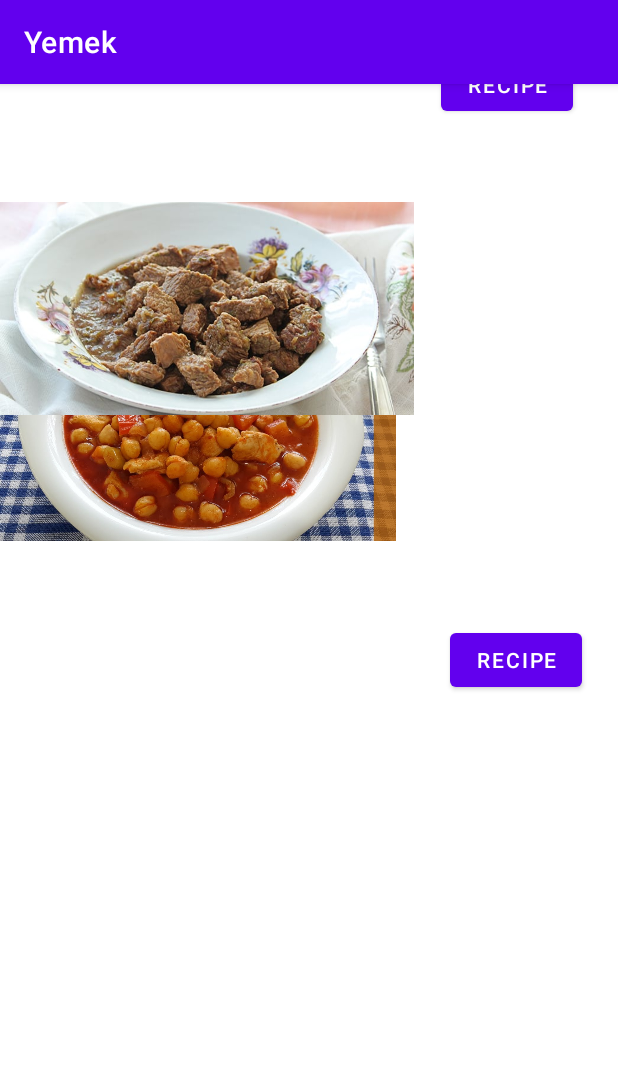
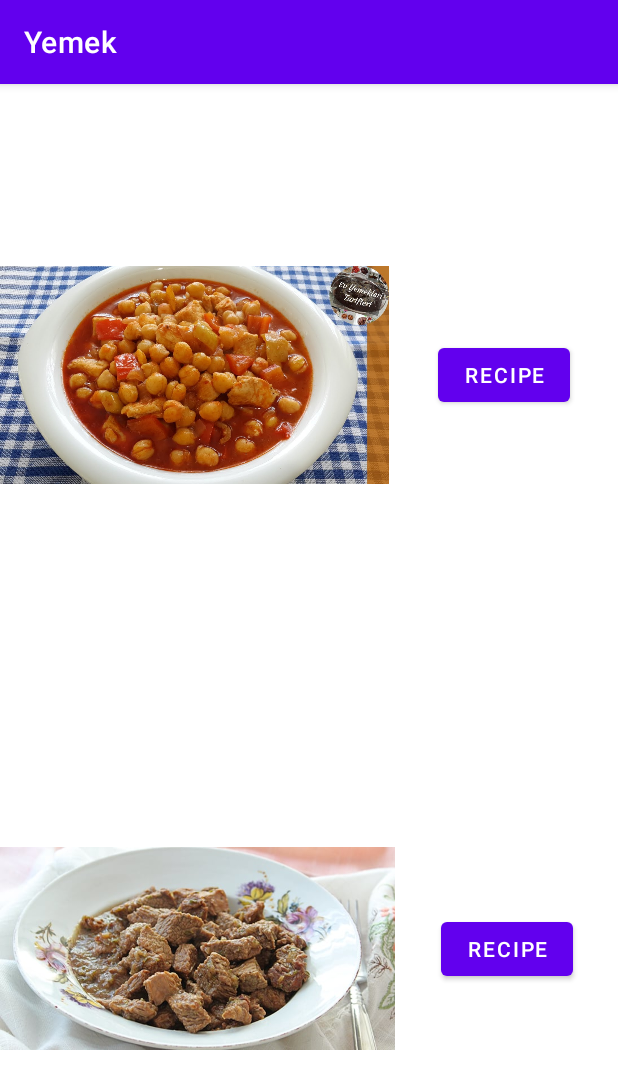
Before and after one commit to mesutkarabiyik/RecipeIvedik, an Android app: the HomemadeRecipes screen opened directly, with no data from a screen before it, on a phone screen of 412 x 824 dp. Shown: the top 1089 px of the screen. Run offline under Robolectric (Android 15) with nearby library versions, the phone set to English and light mode, and no system bars.

Commit message:
Last Commit

```diff
--- a/app/src/main/res/layout/activity_homemade_recipes.xml
+++ b/app/src/main/res/layout/activity_homemade_recipes.xml
@@ -8,19 +8,19 @@
 
     <ImageView
         android:id="@+id/imageView6"
-        android:layout_width="264dp"
-        android:layout_height="461dp"
+        android:layout_width="259dp"
+        android:layout_height="388dp"
         app:layout_constraintStart_toStartOf="parent"
-        app:srcCompat="@drawable/fasulye"
-        tools:layout_editor_absoluteY="-81dp" />
+        app:layout_constraintTop_toTopOf="parent"
+        app:srcCompat="@drawable/fasulye" />
 
     <ImageView
         android:id="@+id/imageView7"
-        android:layout_width="276dp"
-        android:layout_height="299dp"
+        android:layout_width="263dp"
+        android:layout_height="383dp"
+        app:layout_constraintBottom_toBottomOf="parent"
         app:layout_constraintStart_toStartOf="parent"
-        app:srcCompat="@drawable/kavurma"
-        tools:layout_editor_absoluteY="262dp" />
+        app:srcCompat="@drawable/kavurma" />
 
     <Button
         android:id="@+id/fasulye"
@@ -28,10 +28,10 @@
         android:layout_height="wrap_content"
         android:onClick="seeFasulye"
         android:text="Recipe"
-        app:layout_constraintBottom_toTopOf="@+id/imageView7"
+        app:layout_constraintBottom_toBottomOf="@+id/imageView6"
         app:layout_constraintEnd_toEndOf="parent"
         app:layout_constraintStart_toEndOf="@+id/imageView6"
-        app:layout_constraintTop_toTopOf="parent" />
+        app:layout_constraintTop_toTopOf="@+id/imageView6" />
 
     <Button
         android:id="@+id/kavurma"
@@ -39,7 +39,7 @@
         android:layout_height="wrap_content"
         android:onClick="seeKavurma"
         android:text="Recipe"
-        app:layout_constraintBottom_toBottomOf="parent"
+        app:layout_constraintBottom_toBottomOf="@+id/imageView7"
         app:layout_constraintEnd_toEndOf="parent"
         app:layout_constraintStart_toEndOf="@+id/imageView7"
         app:layout_constraintTop_toTopOf="@+id/imageView7" />
```
Also changed, not shown: app/src/main/res/layout/activity_delicious_recipes.xml (+9 -17 lines), app/src/main/res/layout/activity_fastand_furious_recipes.xml (+14 -15 lines).
